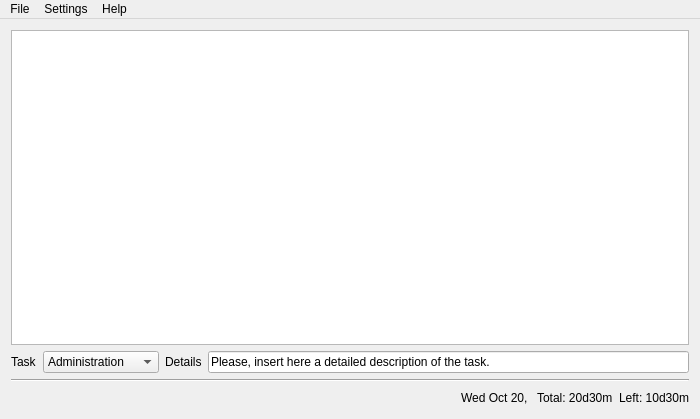
This is whch.ui in Patriciasc/WHCH as Qt 5 draws it before an edit. The edited form follows.
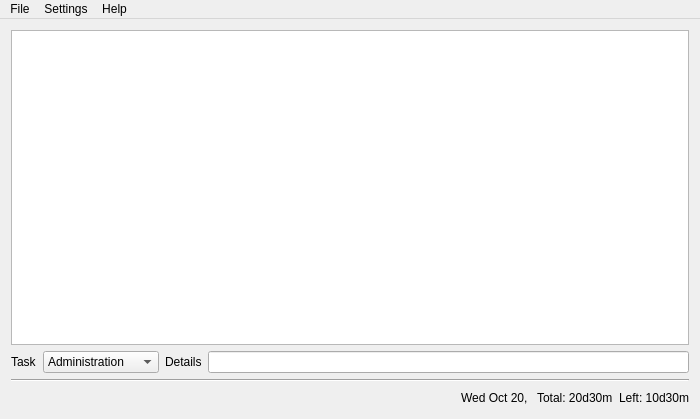
This is the edited form.

```diff
--- a/whch.ui
+++ b/whch.ui
@@ -128,7 +128,7 @@
         <item>
          <widget class="QLineEdit" name="lineEdit">
           <property name="text">
-           <string>Please, insert here a detailed description of the task.</string>
+           <string/>
           </property>
          </widget>
         </item>
```
